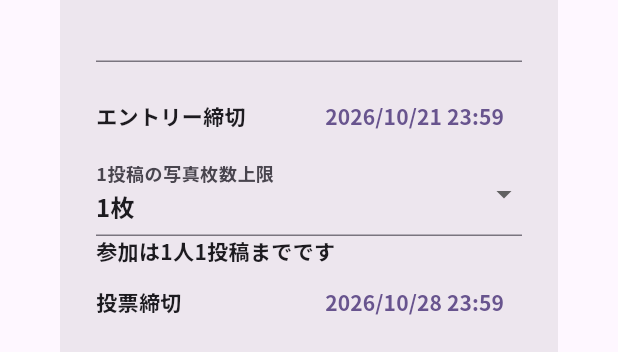
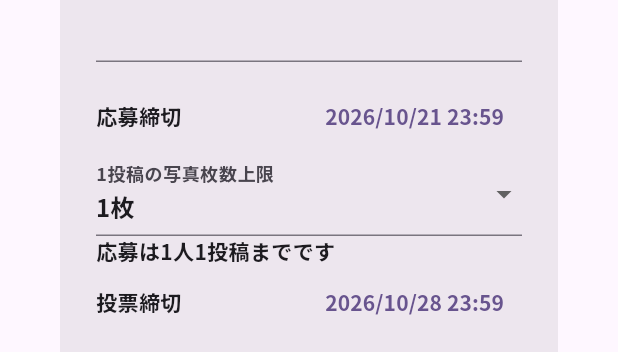
Before and after one commit to Yokochi513/afterglow_app, a Flutter app: the ContestEditDialog widget shown alone on an empty page, opened directly, on a phone screen of 412 x 824 dp. Shown: the part 529-881 px from the top of the screen. Run offline on Flutter 3.47's test engine with Material 3 defaults, Android fonts, the phone set to English and light mode, and no system bars; our stand-ins replace cached_network_image, cloud_firestore, firebase_auth, firebase_core, firebase_messaging, firebase_storage and 7 more; missing offline and left inert: exif_reader; accounts and stored records are empty; project files that could hold a hidden picture were left out.

Commit message:
fix: 応募表記を統一し送信中の応募先を保持

```diff
--- a/lib/models/post.dart
+++ b/lib/models/post.dart
@@ -40,7 +40,7 @@ class Post {
   /// comments サブコレクションを数えずに済むよう保持する。欠損時は 0。
   final int commentCount;
 
-  /// コンテスト参加投稿の場合のみ設定される。通常投稿は null。
+  /// コンテスト応募投稿の場合のみ設定される。通常投稿は null。
   final String? contestId;
 
   /// コンテスト終了後も投稿者を匿名のままにするか。
--- a/lib/pages/contest_detail_page.dart
+++ b/lib/pages/contest_detail_page.dart
@@ -84,7 +84,7 @@ class ContestDetailPage extends StatelessWidget {
       context: context,
       builder: (dialogContext) => AlertDialog(
         title: const Text('コンテストを削除'),
-        content: const Text('コンテストを削除しますか？参加投稿と写真は通常投稿として残り、投稿者名が公開されます。'),
+        content: const Text('コンテストを削除しますか？応募投稿と写真は通常投稿として残り、投稿者名が公開されます。'),
         actions: [
           TextButton(
             onPressed: () => Navigator.pop(dialogContext, false),
@@ -142,7 +142,7 @@ class _ContestBody extends StatelessWidget {
       padding: const EdgeInsets.all(16),
       children: [
         Text(contest.title, style: Theme.of(context).textTheme.headlineSmall),
-        Text('参加は1人1投稿まで・写真は最大${contest.maxImages}枚'),
+        Text('応募は1人1投稿まで・写真は最大${contest.maxImages}枚'),
         const SizedBox(height: 8),
         Chip(
           avatar: const Icon(Icons.flag_outlined, size: 16),
@@ -157,7 +157,7 @@ class _ContestBody extends StatelessWidget {
         _InfoRow(
           icon: Icons.login_outlined,
           text:
-              'エントリー締切: ${EventScheduleText.formatDateTime(contest.entryDeadline)}',
+              '応募締切: ${EventScheduleText.formatDateTime(contest.entryDeadline)}',
         ),
         const SizedBox(height: 8),
         _InfoRow(
@@ -166,7 +166,7 @@ class _ContestBody extends StatelessWidget {
               '投票締切: ${EventScheduleText.formatDateTime(contest.votingDeadline)}',
         ),
         const SizedBox(height: 24),
-        Text('エントリー', style: Theme.of(context).textTheme.titleMedium),
+        Text('応募作品', style: Theme.of(context).textTheme.titleMedium),
         const SizedBox(height: 8),
         _EntryList(
           contest: contest,
@@ -203,7 +203,7 @@ class _EntryList extends StatelessWidget {
 
         final entries = snapshot.data ?? const <Post>[];
         if (entries.isEmpty) {
-          return const Text('まだエントリーがありません');
+          return const Text('まだ応募作品がありません');
         }
 
         return ListView.separated(
@@ -352,7 +352,7 @@ class _InfoRow extends StatelessWidget {
 String _phaseLabel(ContestPhase phase) {
   switch (phase) {
     case ContestPhase.entry:
-      return 'エントリー受付中';
+      return '応募受付中';
     case ContestPhase.voting:
       return '投票受付中';
     case ContestPhase.ended:
--- a/lib/pages/contest_list_page.dart
+++ b/lib/pages/contest_list_page.dart
@@ -60,7 +60,7 @@ class _ContestTile extends StatelessWidget {
       leading: const Icon(Icons.emoji_events_outlined),
       title: Text(contest.title, maxLines: 1, overflow: TextOverflow.ellipsis),
       subtitle: Text(
-        '${_phaseLabel(contest.phase)} / エントリー締切 ${EventScheduleText.formatDateTime(contest.entryDeadline)}',
+        '${_phaseLabel(contest.phase)} / 応募締切 ${EventScheduleText.formatDateTime(contest.entryDeadline)}',
         maxLines: 2,
         overflow: TextOverflow.ellipsis,
       ),
@@ -77,7 +77,7 @@ class _ContestTile extends StatelessWidget {
 String _phaseLabel(ContestPhase phase) {
   switch (phase) {
     case ContestPhase.entry:
-      return 'エントリー受付中';
+      return '応募受付中';
     case ContestPhase.voting:
       return '投票受付中';
     case ContestPhase.ended:
--- a/lib/services/post_service.dart
+++ b/lib/services/post_service.dart
@@ -112,13 +112,13 @@ class PostService {
                   .collection(postsCollection)
                   .doc(entry.data()!['postId'] as String),
             );
-            if (previous.exists) throw StateError('参加は1人1投稿までです');
+            if (previous.exists) throw StateError('応募は1人1投稿までです');
           }
           final data = contestSnapshot.data();
           if (data == null) throw StateError('コンテストが見つかりません');
           final contest = Contest.fromSnapshot(contestId, data);
           if (!contest.isEntryOpen || imageUrls.length > contest.maxImages) {
-            throw StateError('エントリー条件を満たしていません');
+            throw StateError('応募条件を満たしていません');
           }
           transaction.set(postRef, postData);
           transaction.set(
@@ -145,7 +145,7 @@ class PostService {
     }
   }
 
-  /// 旧形式の投稿も確認し、既に参加している場合はアップロード前に止める。
+  /// 旧形式の投稿も確認し、既に応募している場合はアップロード前に止める。
   Future<bool> hasContestEntry(String contestId, String userId) async {
     final entry = await _firestore
         .collection(ContestService.contestsCollection)
--- a/lib/widgets/contest_edit_dialog.dart
+++ b/lib/widgets/contest_edit_dialog.dart
@@ -104,7 +104,7 @@ class _ContestEditDialogState extends State<ContestEditDialog> {
       return;
     }
     if (!picked.isAfter(_entryDeadline)) {
-      _showError('投票締切はエントリー締切より後にしてください');
+      _showError('投票締切は応募締切より後にしてください');
       return;
     }
     setState(() => _votingDeadline = picked);
@@ -117,7 +117,7 @@ class _ContestEditDialogState extends State<ContestEditDialog> {
       return;
     }
     if (!_votingDeadline.isAfter(_entryDeadline)) {
-      _showError('投票締切はエントリー締切より後にしてください');
+      _showError('投票締切は応募締切より後にしてください');
       return;
     }
 
@@ -183,7 +183,7 @@ class _ContestEditDialogState extends State<ContestEditDialog> {
               ),
               const SizedBox(height: 12),
               _buildDateTimeRow(
-                label: 'エントリー締切',
+                label: '応募締切',
                 value: EventScheduleText.formatDateTime(_entryDeadline),
                 onPressed: _isSaving ? null : _editEntryDeadline,
               ),
@@ -201,7 +201,7 @@ class _ContestEditDialogState extends State<ContestEditDialog> {
                     ? null
                     : (value) => setState(() => _maxImages = value!),
               ),
-              const Text('参加は1人1投稿までです'),
+              const Text('応募は1人1投稿までです'),
               _buildDateTimeRow(
                 label: '投票締切',
                 value: EventScheduleText.formatDateTime(_votingDeadline),
--- a/lib/widgets/post_add_dialog.dart
+++ b/lib/widgets/post_add_dialog.dart
@@ -945,10 +945,15 @@ class _PostAddDialogState extends State<PostAddDialog>
                                         context,
                                       );
                                       final navigator = Navigator.of(context);
+                                      // 一覧更新で選択が消えても、送信途中に通常投稿へ変えない。
+                                      final selectedContest =
+                                          _participateInContest
+                                          ? _selectedContest
+                                          : null;
 
                                       if (_participateInContest &&
-                                          _selectedContest == null) {
-                                        _showError('参加するコンテストを選択してください');
+                                          selectedContest == null) {
+                                        _showError('応募するコンテストを選択してください');
                                         return;
                                       }
 
@@ -986,20 +991,20 @@ class _PostAddDialogState extends State<PostAddDialog>
                                       });
 
                                       try {
-                                        if (_selectedContest != null &&
+                                        if (selectedContest != null &&
                                             await postService.hasContestEntry(
-                                              _selectedContest!.id,
+                                              selectedContest.id,
                                               userId,
                                             )) {
                                           if (!mounted) return;
                                           setState(() => _isPosting = false);
-                                          _showError('コンテストへの参加は1人1投稿までです');
+                                          _showError('コンテストへの応募は1人1投稿までです');
                                           return;
                                         }
                                       } catch (_) {
                                         if (!mounted) return;
                                         setState(() => _isPosting = false);
-                                        _showError('参加状況を確認できませんでした');
+                                        _showError('応募状況を確認できませんでした');
                                         return;
                                       }
                                       if (!mounted) return;
@@ -1031,9 +1036,7 @@ class _PostAddDialogState extends State<PostAddDialog>
                                           .createPost(
                                             post,
                                             _selectedImages,
-                                            contestId: _participateInContest
-                                                ? _selectedContest?.id
-                                                : null,
+                                            contestId: selectedContest?.id,
                                           );
 
                                       if (!mounted) {
--- a/lib/widgets/post_card.dart
+++ b/lib/widgets/post_card.dart
@@ -166,7 +166,7 @@ class _PostCardState extends State<PostCard> {
   Widget _buildContestBadge(Post post) {
     return Chip(
       avatar: const Icon(Icons.emoji_events_outlined, size: 16),
-      label: Text('コンテスト参加中・${post.voteCount}票'),
+      label: Text('コンテスト応募・${post.voteCount}票'),
       labelStyle: Theme.of(context).textTheme.labelSmall,
       visualDensity: VisualDensity.compact,
       materialTapTargetSize: MaterialTapTargetSize.shrinkWrap,
--- a/lib/widgets/post_detail_view.dart
+++ b/lib/widgets/post_detail_view.dart
@@ -805,7 +805,7 @@ class _PostDetailViewState extends State<PostDetailView> {
               if (widget.post.contestId != null)
                 Chip(
                   avatar: const Icon(Icons.emoji_events_outlined, size: 16),
-                  label: Text('コンテスト参加中・${widget.post.voteCount}票'),
+                  label: Text('コンテスト応募・${widget.post.voteCount}票'),
                   visualDensity: VisualDensity.compact,
                 ),
             ],
```
Also changed, not shown: 1 other file.
